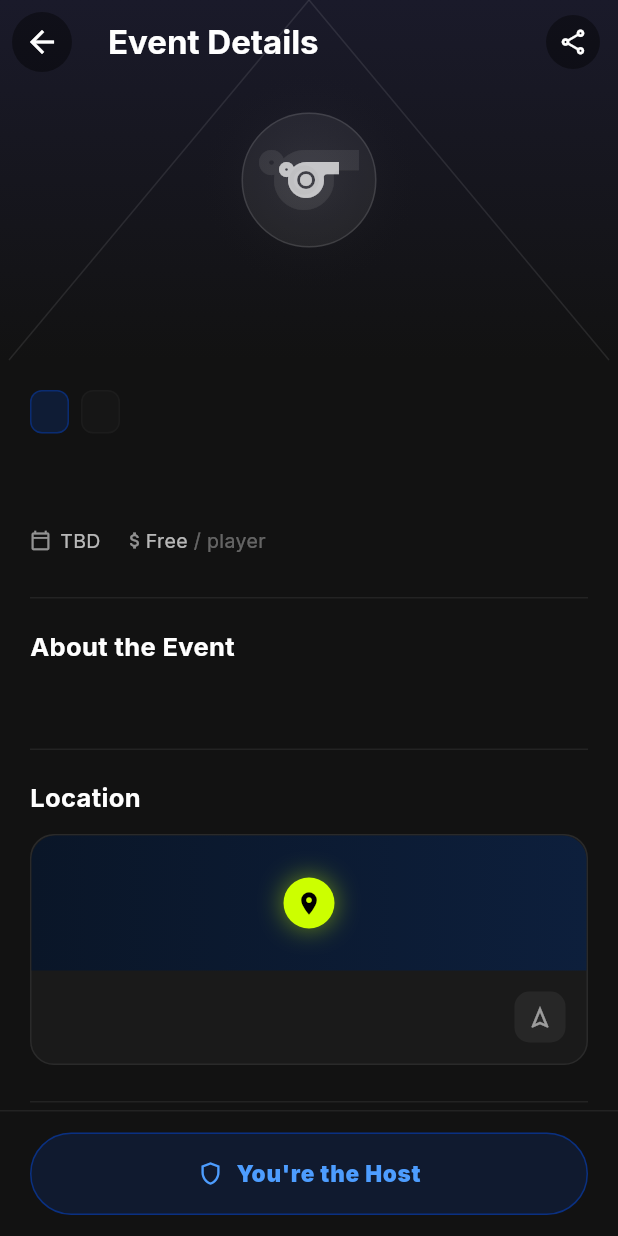
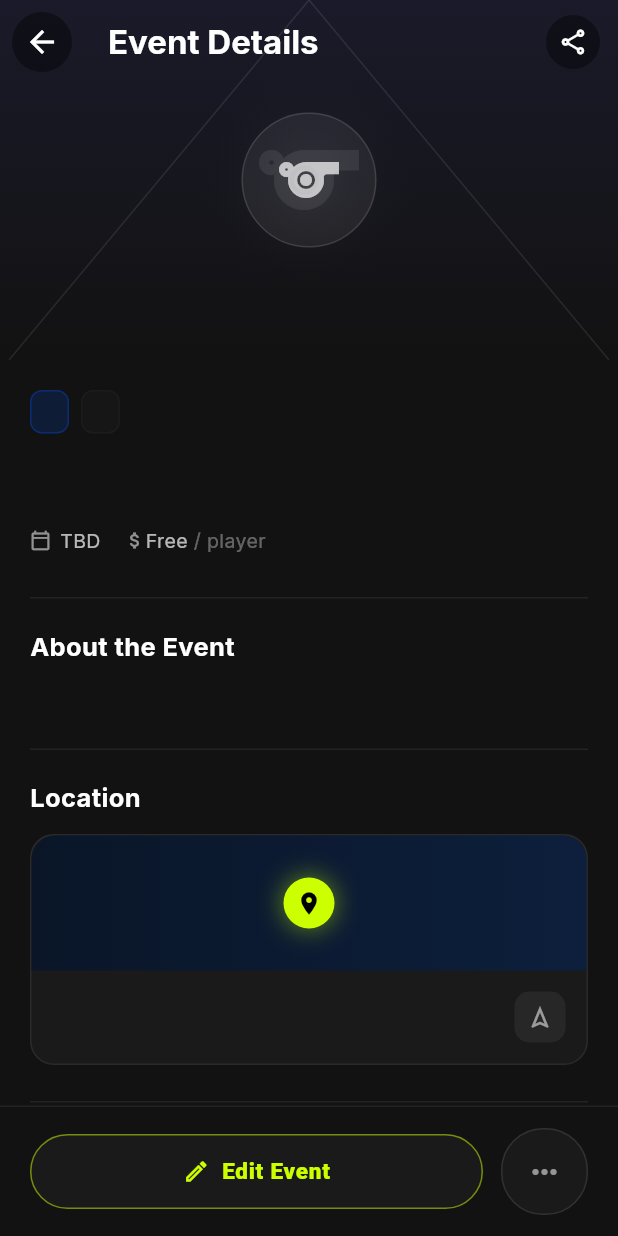
Before and after one commit to ersenbarlasai/MatchFit, a Flutter app: the EventDetailScreen screen opened directly with empty values, on a phone screen of 412 x 824 dp. Run offline on Flutter 3.47's test engine with Material 3 defaults, Android fonts, the phone set to English and light mode, and no system bars; our stand-ins replace flutter_riverpod, go_router, google_fonts, image_picker, supabase_flutter; accounts and stored records are empty.

Commit message:
etkinliklre düzenlenebiliyor, zorluk dereceleri kartlara yansıtılıyor.

```diff
--- a/lib/core/router.dart
+++ b/lib/core/router.dart
@@ -10,6 +10,7 @@ import '../features/events/screens/event_detail_screen.dart';
 import '../features/explore/screens/explore_screen.dart';
 import '../features/guardian/screens/privacy_settings_screen.dart';
 import '../features/content/screens/share_event_post_screen.dart';
+import '../features/events/screens/edit_event_screen.dart';
 import '../features/profile/screens/profile_screen.dart';
 import '../core/widgets/main_shell.dart';
 
@@ -49,5 +50,12 @@ final GoRouter appRouter = GoRouter(
         return ShareEventPostScreen(event: event);
       },
     ),
+    GoRoute(
+      path: '/edit-event',
+      builder: (context, state) {
+        final event = state.extra as Map<String, dynamic>;
+        return EditEventScreen(event: event);
+      },
+    ),
   ],
 );
--- a/lib/features/events/screens/event_detail_screen.dart
+++ b/lib/features/events/screens/event_detail_screen.dart
@@ -181,7 +181,7 @@ class _EventDetailScreenState extends ConsumerState<EventDetailScreen> {
     final hostAvatar = hostProfile?['avatar_url'] as String?;
     final hostTrust = hostProfile?['trust_score'] as int? ?? 100;
     final maxP = widget.event['max_participants'] as int? ?? 10;
-    final skillLevel = widget.event['skill_level'] as String? ?? 'Open';
+    final skillLevel = widget.event['required_level'] as String? ?? 'Open';
     final eventId = widget.event['id']?.toString() ?? '';
     final hostId = widget.event['host_id'] as String? ?? '';
     final currentUser = ref.read(authRepositoryProvider).currentUser;
@@ -326,6 +326,7 @@ class _EventDetailScreenState extends ConsumerState<EventDetailScreen> {
 
           // ── Bottom CTA ──
           _BottomCta(
+            event: widget.event,
             isHost: isHost,
             hasJoined: _hasJoined,
             isJoining: _isJoining,
@@ -634,12 +635,14 @@ class _AddPlayerBtn extends StatelessWidget {
 // ── Bottom CTA ────────────────────────────────────────────────────
 
 class _BottomCta extends StatelessWidget {
+  final Map<String, dynamic> event;
   final bool isHost;
   final bool hasJoined;
   final bool isJoining;
   final VoidCallback onJoin;
 
   const _BottomCta({
+    required this.event,
     required this.isHost,
     required this.hasJoined,
     required this.isJoining,
@@ -655,27 +658,37 @@ class _BottomCta extends StatelessWidget {
         border: Border(top: BorderSide(color: Colors.white.withOpacity(0.07))),
       ),
       child: isHost
-          ? Container(
-              width: double.infinity,
-              padding: const EdgeInsets.symmetric(vertical: 16),
-              decoration: BoxDecoration(
-                color: const Color(0xFF0052FF).withOpacity(0.12),
-                borderRadius: BorderRadius.circular(28),
-                border: Border.all(color: const Color(0xFF0052FF).withOpacity(0.4)),
-              ),
-              child: const Row(
-                mainAxisAlignment: MainAxisAlignment.center,
-                children: [
-                  Icon(Icons.shield_outlined, color: Color(0xFF4D9DFF), size: 18),
-                  SizedBox(width: 8),
-                  Text("You're the Host",
-                      style: TextStyle(
-                          color: Color(0xFF4D9DFF),
-                          fontWeight: FontWeight.w900,
-                          fontSize: 15,
-                          letterSpacing: 0.5)),
-                ],
-              ),
+          ? Row(
+              children: [
+                Expanded(
+                  child: ElevatedButton.icon(
+                    onPressed: () => context.push('/edit-event', extra: event),
+                    style: ElevatedButton.styleFrom(
+                      backgroundColor: const Color(0xFF1A1A1A),
+                      foregroundColor: MatchFitTheme.accentGreen,
+                      padding: const EdgeInsets.symmetric(vertical: 16),
+                      shape: RoundedRectangleBorder(
+                        borderRadius: BorderRadius.circular(28),
+                        side: BorderSide(color: MatchFitTheme.accentGreen.withOpacity(0.5)),
+                      ),
+                      elevation: 0,
+                    ),
+                    icon: const Icon(Icons.edit_outlined, size: 18),
+                    label: const Text('Edit Event',
+                        style: TextStyle(fontWeight: FontWeight.w900, fontSize: 15, letterSpacing: 0.5)),
+                  ),
+                ),
+                const SizedBox(width: 12),
+                Container(
+                  padding: const EdgeInsets.all(16),
+                  decoration: BoxDecoration(
+                    color: const Color(0xFF1A1A1A),
+                    borderRadius: BorderRadius.circular(28),
+                    border: Border.all(color: Colors.white.withOpacity(0.1)),
+                  ),
+                  child: const Icon(Icons.more_horiz, color: Colors.white54),
+                ),
+              ],
             )
           : SizedBox(
               width: double.infinity,
--- a/lib/features/explore/screens/explore_screen.dart
+++ b/lib/features/explore/screens/explore_screen.dart
@@ -528,7 +528,7 @@ class _NearbyEventCard extends StatelessWidget {
     final sport = event['sports']?['name'] as String? ?? 'Sport';
     final date = _formatDate(event['event_date'] as String?);
     final maxP = event['max_participants'] as int? ?? 10;
-    final skillLevel = event['skill_level'] as String? ?? '5v5';
+    final skillLevel = event['required_level'] as String? ?? 'Any';
 
     return GestureDetector(
       onTap: () => context.push('/event-detail', extra: event),
--- a/lib/features/home/screens/home_screen.dart
+++ b/lib/features/home/screens/home_screen.dart
@@ -385,7 +385,7 @@ class EventCard extends StatelessWidget {
     final date = event['event_date'] as String? ?? '';
     final hostName = event['profiles']?['full_name'] as String? ?? 'Host';
     final maxParticipants = event['max_participants'] as int? ?? 10;
-    final skillLevel = event['skill_level'] as String? ?? 'All Levels';
+    final skillLevel = event['required_level'] as String? ?? 'All Levels';
 
     return GestureDetector(
       onTap: () => context.push('/event-detail', extra: event),
@@ -424,7 +424,7 @@ class EventCard extends StatelessWidget {
                       children: [
                         Icon(_sportIcon(sport), size: 12, color: MatchFitTheme.accentGreen),
                         const SizedBox(width: 4),
-                        Text(sport,
+                        Text('$sport • $skillLevel',
                             style: const TextStyle(
                                 color: MatchFitTheme.accentGreen,
                                 fontSize: 11,
```
Also changed, not shown: lib/features/events/repositories/event_repository.dart (+8 -0 lines), lib/features/events/screens/edit_event_screen.dart (added, +222 -0 lines).
